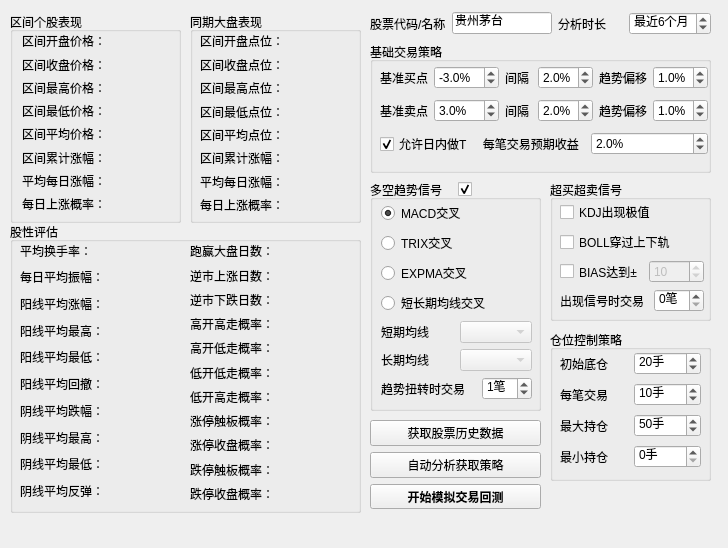
First picture: the form in QtDesign/StockAnalyzer.ui, repository victor647/QuantumStockTrade, before the edit.
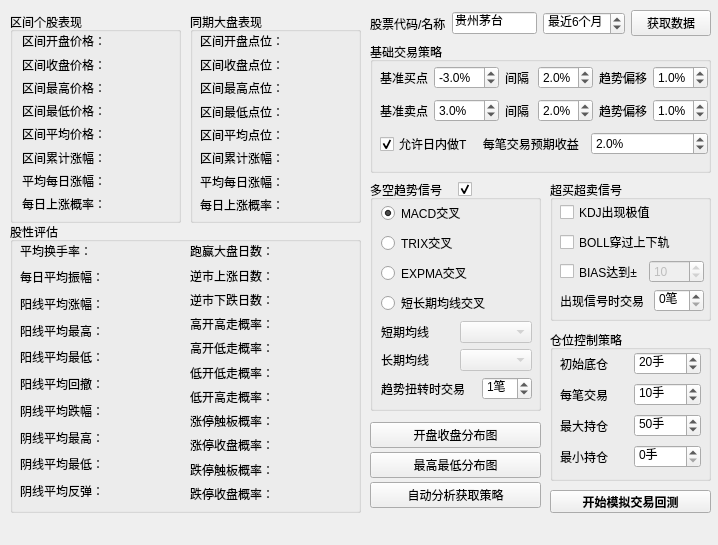
Second picture: the form after the edit.

Commit message: 长线分析散点图功能

```diff
--- a/QtDesign/StockAnalyzer.ui
+++ b/QtDesign/StockAnalyzer.ui
@@ -6,8 +6,8 @@
    <rect>
     <x>0</x>
     <y>0</y>
-    <width>728</width>
-    <height>548</height>
+    <width>718</width>
+    <height>545</height>
    </rect>
   </property>
   <property name="windowTitle">
@@ -347,19 +347,6 @@
        </property>
       </widget>
      </item>
-     <item>
-      <widget class="QLabel" name="lblAnalyzeMonths">
-       <property name="font">
-        <font>
-         <family>Helvetica</family>
-         <pointsize>9</pointsize>
-        </font>
-       </property>
-       <property name="text">
-        <string>分析时长</string>
-       </property>
-      </widget>
-     </item>
      <item>
       <widget class="QSpinBox" name="spbAnalyzeMonths">
        <property name="suffix">
@@ -379,6 +366,19 @@
        </property>
       </widget>
      </item>
+     <item>
+      <widget class="QPushButton" name="btnGetData">
+       <property name="font">
+        <font>
+         <family>Helvetica</family>
+         <pointsize>9</pointsize>
+        </font>
+       </property>
+       <property name="text">
+        <string>获取数据</string>
+       </property>
+      </widget>
+     </item>
     </layout>
    </widget>
    <widget class="QGroupBox" name="grpNormalTradeRule">
@@ -1484,59 +1484,6 @@
      </layout>
     </widget>
    </widget>
-   <widget class="QWidget" name="layoutWidget">
-    <property name="geometry">
-     <rect>
-      <x>370</x>
-      <y>420</y>
-      <width>171</width>
-      <height>89</height>
-     </rect>
-    </property>
-    <layout class="QVBoxLayout" name="verticalLayout_8">
-     <item>
-      <widget class="QPushButton" name="btnGetData">
-       <property name="font">
-        <font>
-         <family>Helvetica</family>
-         <pointsize>9</pointsize>
-        </font>
-       </property>
-       <property name="text">
-        <string>获取股票历史数据</string>
-       </property>
-      </widget>
-     </item>
-     <item>
-      <widget class="QPushButton" name="btnAutoFindStrategy">
-       <property name="font">
-        <font>
-         <family>Helvetica</family>
-         <pointsize>9</pointsize>
-        </font>
-       </property>
-       <property name="text">
-        <string>自动分析获取策略</string>
-       </property>
-      </widget>
-     </item>
-     <item>
-      <widget class="QPushButton" name="btnStartTrade">
-       <property name="font">
-        <font>
-         <family>Helvetica</family>
-         <pointsize>9</pointsize>
-         <weight>75</weight>
-         <bold>true</bold>
-        </font>
-       </property>
-       <property name="text">
-        <string>开始模拟交易回测</string>
-       </property>
-      </widget>
-     </item>
-    </layout>
-   </widget>
    <widget class="QCheckBox" name="cbxTrendEnabled">
     <property name="geometry">
      <rect>
@@ -1553,6 +1500,81 @@
      <bool>true</bool>
     </property>
    </widget>
+   <widget class="QPushButton" name="btnStartTrade">
+    <property name="geometry">
+     <rect>
+      <x>550</x>
+      <y>490</y>
+      <width>161</width>
+      <height>23</height>
+     </rect>
+    </property>
+    <property name="font">
+     <font>
+      <family>Helvetica</family>
+      <pointsize>9</pointsize>
+      <weight>75</weight>
+      <bold>true</bold>
+     </font>
+    </property>
+    <property name="text">
+     <string>开始模拟交易回测</string>
+    </property>
+   </widget>
+   <widget class="QWidget" name="">
+    <property name="geometry">
+     <rect>
+      <x>370</x>
+      <y>421</y>
+      <width>171</width>
+      <height>91</height>
+     </rect>
+    </property>
+    <layout class="QVBoxLayout" name="verticalLayout_8">
+     <property name="spacing">
+      <number>3</number>
+     </property>
+     <item>
+      <widget class="QPushButton" name="btnPlotOpenCloseDistribution">
+       <property name="font">
+        <font>
+         <family>Helvetica</family>
+         <pointsize>9</pointsize>
+        </font>
+       </property>
+       <property name="text">
+        <string>开盘收盘分布图</string>
+       </property>
+      </widget>
+     </item>
+     <item>
+      <widget class="QPushButton" name="btnPlotHighLowDistribution">
+       <property name="font">
+        <font>
+         <family>Helvetica</family>
+         <pointsize>9</pointsize>
+        </font>
+       </property>
+       <property name="text">
+        <string>最高最低分布图</string>
+       </property>
+      </widget>
+     </item>
+     <item>
+      <widget class="QPushButton" name="btnAutoFindStrategy">
+       <property name="font">
+        <font>
+         <family>Helvetica</family>
+         <pointsize>9</pointsize>
+        </font>
+       </property>
+       <property name="text">
+        <string>自动分析获取策略</string>
+       </property>
+      </widget>
+     </item>
+    </layout>
+   </widget>
   </widget>
   <widget class="QMenuBar" name="menubar">
    <property name="geometry">
```
Left out of the diff: 48 changed lines with no effect on the pictures. The commit also changes 6 other files.
